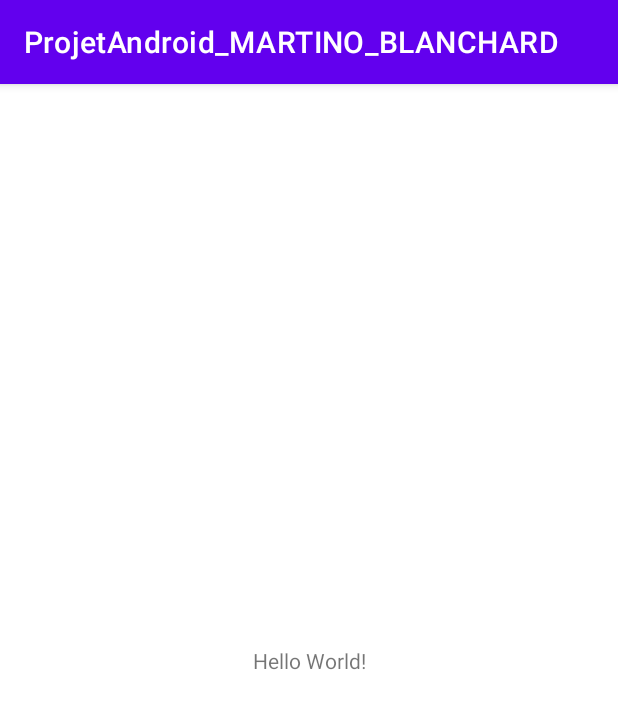
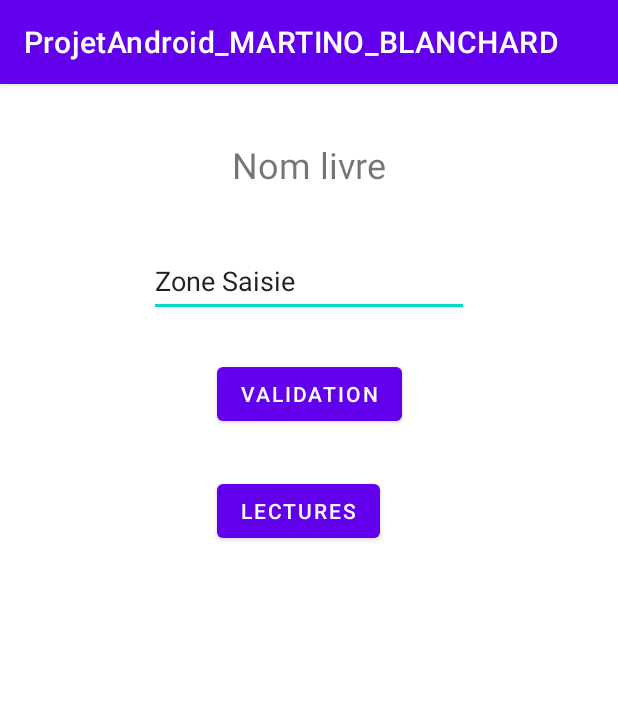
Before and after one commit to Madshadows/ProjetAndroid_MARTINO_BLANCHARD, an Android app: the screen it shows after launch (MainActivity), on a phone screen of 412 x 824 dp. Shown: the top 709 px of the screen. Run offline under Robolectric (Android 15) with nearby library versions, the phone set to English and light mode, and no system bars.

Commit message:
Fin interface graphique

```diff
--- a/app/src/main/java/com/example/projetandroid_martino_blanchard/MainActivity.kt
+++ b/app/src/main/java/com/example/projetandroid_martino_blanchard/MainActivity.kt
@@ -6,6 +6,6 @@ import android.os.Bundle
 class MainActivity : AppCompatActivity() {
     override fun onCreate(savedInstanceState: Bundle?) {
         super.onCreate(savedInstanceState)
-        setContentView(R.layout.activity_main)
+        setContentView(R.layout.layout_main_v2)
     }
 }
--- /dev/null
+++ b/app/src/main/res/layout/layout_main_v2.xml
@@ -0,0 +1,60 @@
+<?xml version="1.0" encoding="utf-8"?>
+<androidx.constraintlayout.widget.ConstraintLayout xmlns:android="http://schemas.android.com/apk/res/android"
+    xmlns:app="http://schemas.android.com/apk/res-auto"
+    xmlns:tools="http://schemas.android.com/tools"
+    android:layout_width="match_parent"
+    android:layout_height="match_parent">
+
+    <EditText
+        android:id="@+id/editTextSaisieNomLivre"
+        android:layout_width="wrap_content"
+        android:layout_height="wrap_content"
+        android:layout_marginTop="37dp"
+        android:ems="10"
+        android:inputType="textPersonName"
+        android:minHeight="48dp"
+        android:text="@string/txtviewZoneSaisie"
+        app:layout_constraintEnd_toEndOf="parent"
+        app:layout_constraintStart_toStartOf="parent"
+        app:layout_constraintTop_toBottomOf="@+id/txtviewZoneSaisie" />
+
+    <TextView
+        android:id="@+id/txtviewZoneSaisie"
+        android:layout_width="wrap_content"
+        android:layout_height="wrap_content"
+        android:layout_marginTop="37dp"
+        android:text="@string/txtviewAffiche"
+        android:textSize="24sp"
+        app:layout_constraintEnd_toEndOf="parent"
+        app:layout_constraintStart_toStartOf="parent"
+        app:layout_constraintTop_toTopOf="parent" />
+
+    <androidx.recyclerview.widget.RecyclerView
+        android:id="@+id/recyclerView"
+        android:layout_width="wrap_content"
+        android:layout_height="wrap_content"
+        android:layout_marginStart="24dp"
+        android:layout_marginTop="65dp"
+        app:layout_constraintStart_toStartOf="@+id/button2"
+        app:layout_constraintTop_toBottomOf="@+id/button2" />
+
+    <Button
+        android:id="@+id/idButtonValidation"
+        android:layout_width="wrap_content"
+        android:layout_height="wrap_content"
+        android:layout_marginTop="27dp"
+        android:text="@string/buttonValidation"
+        app:layout_constraintEnd_toEndOf="parent"
+        app:layout_constraintStart_toStartOf="parent"
+        app:layout_constraintTop_toBottomOf="@+id/editTextSaisieNomLivre" />
+
+    <Button
+        android:id="@+id/button2"
+        android:layout_width="wrap_content"
+        android:layout_height="wrap_content"
+        android:layout_marginTop="30dp"
+        android:text="@string/buttonLectures"
+        app:layout_constraintStart_toStartOf="@+id/idButtonValidation"
+        app:layout_constraintTop_toBottomOf="@+id/idButtonValidation" />
+
+</androidx.constraintlayout.widget.ConstraintLayout>
--- a/app/src/main/res/values/strings.xml
+++ b/app/src/main/res/values/strings.xml
@@ -1,3 +1,8 @@
 <resources>
     <string name="app_name">ProjetAndroid_MARTINO_BLANCHARD</string>
+    <string name="txtviewZoneSaisie">Zone Saisie</string>
+    <string name="txtviewAffiche">Nom livre</string>
+    <string name="edittextValue">Nom du livre</string>
+    <string name="buttonValidation">Validation</string>
+    <string name="buttonLectures">Lectures</string>
 </resources>
```
Also changed, not shown: 2 other files.
